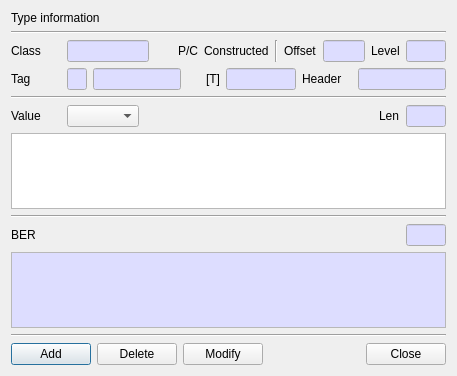
The window that BerEditor/edit_value_dlg.ui (jykim74/BerEditor) describes before a commit, drawn with Qt 5.
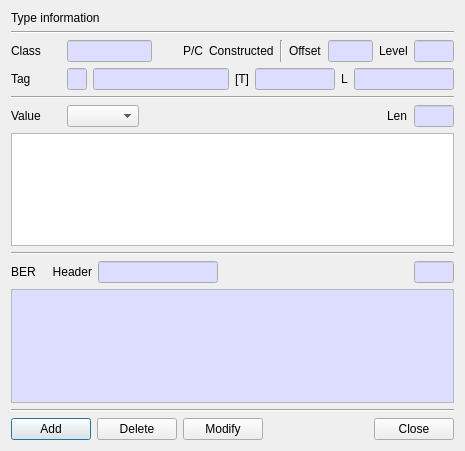
The same window after the commit.

Commit message: UI 개선

```diff
--- a/BerEditor/edit_value_dlg.ui
+++ b/BerEditor/edit_value_dlg.ui
@@ -6,8 +6,8 @@
    <rect>
     <x>0</x>
     <y>0</y>
-    <width>457</width>
-    <height>376</height>
+    <width>465</width>
+    <height>451</height>
    </rect>
   </property>
   <property name="windowTitle">
@@ -369,19 +369,6 @@
        </property>
       </widget>
      </item>
-     <item>
-      <spacer name="horizontalSpacer_4">
-       <property name="orientation">
-        <enum>Qt::Horizontal</enum>
-       </property>
-       <property name="sizeHint" stdset="0">
-        <size>
-         <width>40</width>
-         <height>20</height>
-        </size>
-       </property>
-      </spacer>
-     </item>
      <item>
       <widget class="QLabel" name="label_10">
        <property name="text">
@@ -446,29 +433,23 @@
       </widget>
      </item>
      <item>
-      <widget class="QLabel" name="label_4">
-       <property name="minimumSize">
-        <size>
-         <width>50</width>
-         <height>0</height>
-        </size>
-       </property>
+      <widget class="QLabel" name="label_11">
        <property name="text">
-        <string>Header</string>
+        <string>L</string>
        </property>
       </widget>
      </item>
      <item>
-      <widget class="QLineEdit" name="mHeaderText">
+      <widget class="QLineEdit" name="mLenText">
        <property name="minimumSize">
         <size>
-         <width>40</width>
+         <width>100</width>
          <height>0</height>
         </size>
        </property>
        <property name="maximumSize">
         <size>
-         <width>120</width>
+         <width>100</width>
          <height>16777215</height>
         </size>
        </property>
@@ -496,17 +477,7 @@
            </brush>
           </colorrole>
          </inactive>
-         <disabled>
-          <colorrole role="Base">
-           <brush brushstyle="SolidPattern">
-            <color alpha="255">
-             <red>240</red>
-             <green>240</green>
-             <blue>240</blue>
-            </color>
-           </brush>
-          </colorrole>
-         </disabled>
+         <disabled/>
         </palette>
        </property>
        <property name="readOnly">
@@ -631,7 +602,7 @@
      <property name="topMargin">
       <number>0</number>
      </property>
-     <item row="0" column="2">
+     <item row="0" column="4">
       <widget class="QLineEdit" name="mBERLenText">
        <property name="minimumSize">
         <size>
@@ -674,6 +645,19 @@
        </property>
       </widget>
      </item>
+     <item row="0" column="3">
+      <spacer name="horizontalSpacer_5">
+       <property name="orientation">
+        <enum>Qt::Horizontal</enum>
+       </property>
+       <property name="sizeHint" stdset="0">
+        <size>
+         <width>40</width>
+         <height>20</height>
+        </size>
+       </property>
+      </spacer>
+     </item>
      <item row="0" column="0">
       <widget class="QLabel" name="label_2">
        <property name="text">
@@ -682,17 +666,76 @@
       </widget>
      </item>
      <item row="0" column="1">
-      <spacer name="horizontalSpacer_5">
-       <property name="orientation">
-        <enum>Qt::Horizontal</enum>
+      <widget class="QLabel" name="label_4">
+       <property name="minimumSize">
+        <size>
+         <width>50</width>
+         <height>0</height>
+        </size>
        </property>
-       <property name="sizeHint" stdset="0">
+       <property name="text">
+        <string>Header</string>
+       </property>
+       <property name="alignment">
+        <set>Qt::AlignRight|Qt::AlignTrailing|Qt::AlignVCenter</set>
+       </property>
+      </widget>
+     </item>
+     <item row="0" column="2">
+      <widget class="QLineEdit" name="mHeaderText">
+       <property name="minimumSize">
         <size>
-         <width>40</width>
-         <height>20</height>
+         <width>120</width>
+         <height>0</height>
         </size>
        </property>
-      </spacer>
+       <property name="maximumSize">
+        <size>
+         <width>120</width>
+         <height>16777215</height>
+        </size>
+       </property>
+       <property name="palette">
+        <palette>
+         <active>
+          <colorrole role="Base">
+           <brush brushstyle="SolidPattern">
+            <color alpha="255">
+             <red>221</red>
+             <green>221</green>
+             <blue>255</blue>
+            </color>
+           </brush>
+          </colorrole>
+         </active>
+         <inactive>
+          <colorrole role="Base">
+           <brush brushstyle="SolidPattern">
+            <color alpha="255">
+             <red>221</red>
+             <green>221</green>
+             <blue>255</blue>
+            </color>
+           </brush>
+          </colorrole>
+         </inactive>
+         <disabled>
+          <colorrole role="Base">
+           <brush brushstyle="SolidPattern">
+            <color alpha="255">
+             <red>240</red>
+             <green>240</green>
+             <blue>240</blue>
+            </color>
+           </brush>
+          </colorrole>
+         </disabled>
+        </palette>
+       </property>
+       <property name="readOnly">
+        <bool>true</bool>
+       </property>
+      </widget>
      </item>
     </layout>
    </item>
```
Left out of the diff: 1 changed line with no effect on the pictures. The commit also changes 5 other files.
